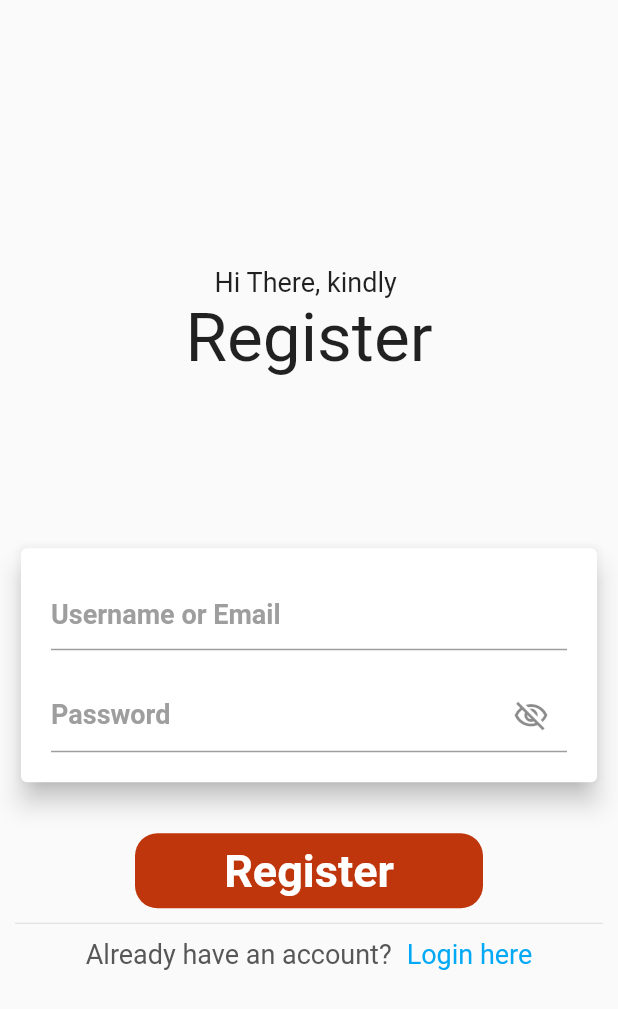
After one commit to ekographs/mobiledeliveryapp, a Flutter app: the RegisterPage screen opened directly, on a phone screen of 412 x 824 dp. The commit adds this screen. Shown: the top 1009 px of the screen. Run offline on Flutter 3.47's test engine with Material 2 defaults, Android fonts, the light colour scheme and no system bars; missing offline and left inert: dart:html.

Commit message:
added register page

```diff
--- a/lib/src/pages/login_page.dart
+++ b/lib/src/pages/login_page.dart
@@ -1,4 +1,5 @@
 import 'package:flutter/material.dart';
+import '../pages/register_page.dart';
 
 class LoginPage extends StatefulWidget{
   @override
@@ -87,12 +88,17 @@ class _LoginPageState extends  State<LoginPage>{
              children: <Widget>[
                Text("Don't have an account yet?", style: TextStyle(color: Color(0xFF585757), fontSize: 18,),),
                SizedBox(width: 10.0,),
-               Text("Sign up here", style: TextStyle(color: Colors.lightBlue, fontSize: 18,),),
+               GestureDetector(
+                 onTap: (){
+                   Navigator.of(context).pushReplacement(MaterialPageRoute(builder: (BuildContext context) => RegisterPage()));
+                 },
+                   child: Text("Sign up here", style: TextStyle(color: Colors.lightBlue, fontSize: 18,)
+                     ,)
+               ),
              ],
            ),
          ],
        ),
-
      ),
     );
 
--- a/lib/src/pages/order_page.dart
+++ b/lib/src/pages/order_page.dart
@@ -97,9 +97,10 @@ Widget _BuildCartTotal(){
             },
             child: Container(
               height: 60.0,
+              margin: EdgeInsets.symmetric(horizontal: 80),
               decoration: BoxDecoration(
                 color: Colors.deepOrange,
-                borderRadius: BorderRadius.circular(70.0),
+                borderRadius: BorderRadius.circular(20.0),
               ),
               child: Center(
                 child: Text("Proceed to Checkout",
--- /dev/null
+++ b/lib/src/pages/register_page.dart
@@ -0,0 +1,99 @@
+import 'package:flutter/material.dart';
+
+class RegisterPage extends StatefulWidget{
+  @override
+  _RegisterPageState createState() => _RegisterPageState();
+}
+
+class _RegisterPageState extends  State<RegisterPage>{
+
+  bool _toggleVisibility = true;
+
+  Widget _buildEmailTextField() {
+    return TextFormField(
+      decoration: InputDecoration(
+        hintText: "Username or Email",
+        hintStyle: TextStyle(
+            color: Colors.grey, fontWeight: FontWeight.bold, fontSize: 18.0),
+      ),
+    );
+  }
+  Widget _buildPasswordTextField(){
+    return TextFormField(
+      decoration: InputDecoration(
+        hintText: "Password",
+        hintStyle: TextStyle(color: Colors.grey, fontWeight: FontWeight.bold, fontSize: 18.0),
+        suffixIcon: IconButton(
+          onPressed: (){
+            setState(() {
+              _toggleVisibility = !_toggleVisibility;
+            });
+          },
+          icon:  _toggleVisibility? Icon(Icons.visibility_off_outlined) : Icon(Icons.visibility),
+        ),
+      ),
+      obscureText:  _toggleVisibility,
+    );
+  }
+
+
+  @override
+  Widget build(BuildContext context){
+    return Scaffold(
+      body: Padding(
+        padding: EdgeInsets.symmetric(horizontal: 10.0),
+        child: Column(
+          mainAxisAlignment: MainAxisAlignment.center,
+          children: <Widget> [
+            Text("Hi There, kindly ", style: TextStyle(color: Colors.black87, fontSize: 18),),
+            Text("Register", style: TextStyle(color: Colors.black87, fontSize: 45),),
+            SizedBox(height: 100.0,),
+            // Row(
+            //   mainAxisAlignment: MainAxisAlignment.end,
+            //   children: <Widget>[
+            //     Text("forgot password?", style: TextStyle(color: Colors.blue, fontSize: 18, fontWeight: FontWeight.bold), ),
+            //   ],
+            // ),
+            SizedBox(height: 10.0,),
+            Card(
+              elevation: 7.0,
+              child: Padding(
+                padding: EdgeInsets.all(20.0),
+                child: Column(
+                  children: <Widget> [
+                    _buildEmailTextField(),
+                    SizedBox(height: 20.0,),
+                    _buildPasswordTextField(),
+
+                  ],
+                ),
+              ),
+            ),
+            SizedBox(height: 30.0,),
+            Container(
+              height: 50.0,
+              margin: EdgeInsets.symmetric(horizontal: 80),
+              decoration: BoxDecoration(
+                  borderRadius: BorderRadius.circular(15),
+                  color: Colors.deepOrange[900]
+              ),
+              child: Center(
+                child: Text("Register", style: TextStyle(color: Colors.white, fontWeight: FontWeight.bold, fontSize: 30.0), ),
+              ),
+            ),
+            Divider(height: 20.0,),
+            Row(
+              mainAxisAlignment: MainAxisAlignment.center,
+              children: <Widget>[
+                Text("Already have an account?", style: TextStyle(color: Color(0xFF585757), fontSize: 18,),),
+                SizedBox(width: 10.0,),
+                Text("Login here", style: TextStyle(color: Colors.lightBlue, fontSize: 18,),),
+              ],
+            ),
+          ],
+        ),
+      ),
+    );
+
+  }
+}
```
